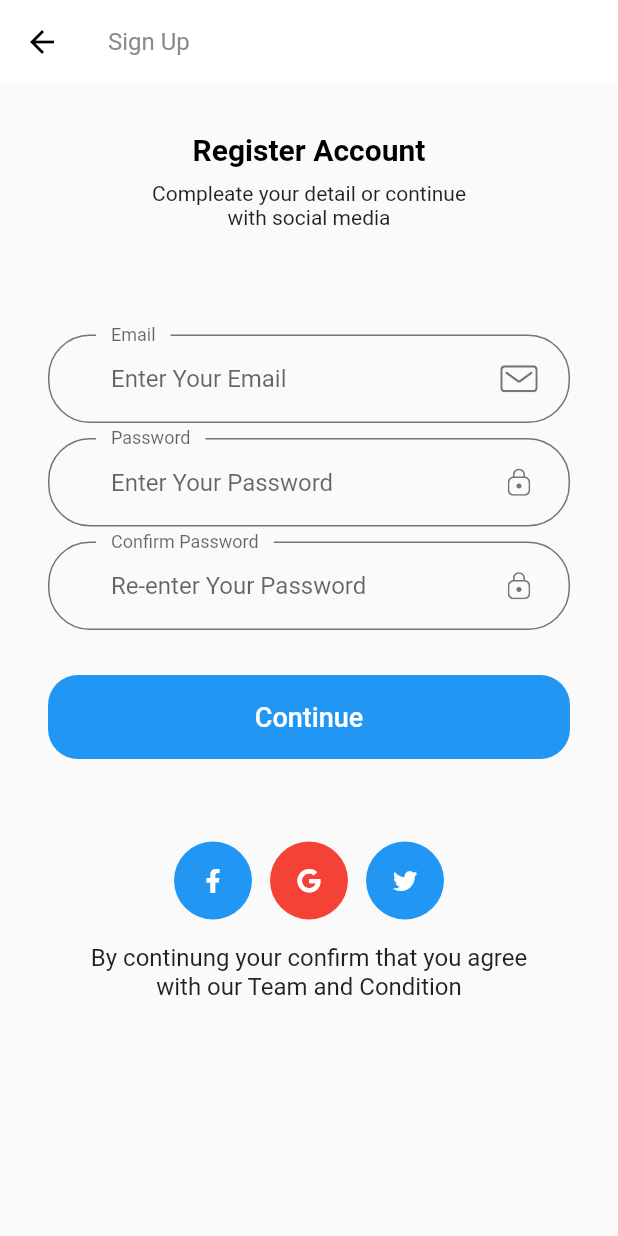
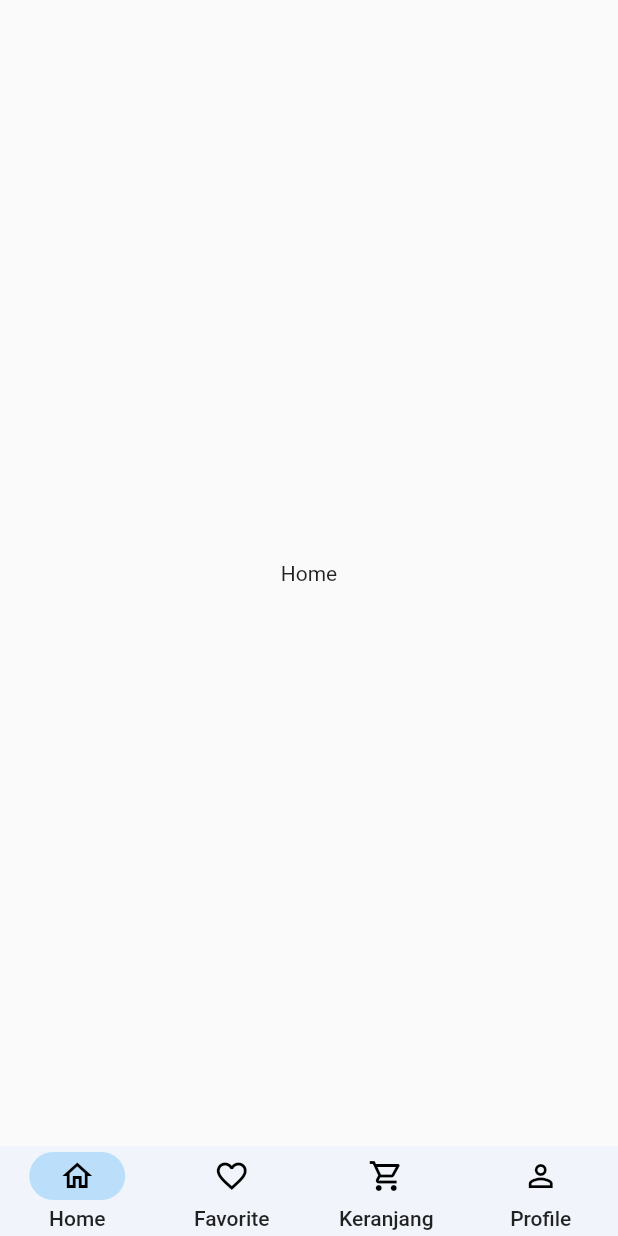
Before and after one commit to RadityaRevanto/Projek_PAS, a Flutter app: the SignUp screen opened directly, after a tap on "Continue", on a phone screen of 412 x 824 dp. Run offline on Flutter 3.47's test engine with Material 2 defaults, Android fonts, the light colour scheme and no system bars; our stand-ins replace flutter_svg, font_awesome_flutter.

Commit message:
screen: [RR] add bottom Navigation

```diff
--- a/lib/Login/UI/login_screen.dart
+++ b/lib/Login/UI/login_screen.dart
@@ -4,6 +4,7 @@ import 'package:font_awesome_flutter/font_awesome_flutter.dart';
 import 'package:projek_pas/Login/UI/custom_surfix_icon.dart';
 import 'package:projek_pas/Login/UI/sign_up.dart';
 import 'package:projek_pas/Login/UI/sosial_button.dart';
+import 'package:projek_pas/bottom_navigation/bottom_navigation.dart';
 
 
 class LoginScreen extends StatelessWidget {
@@ -95,8 +96,7 @@ class LoginScreen extends StatelessWidget {
                   primary: Colors.white,
                   backgroundColor: Colors.blue,
                 ),
-
-                onPressed: () {},
+                onPressed: () {Navigator.push(context, MaterialPageRoute(builder: (context) => MaterialYou()));},
                 child: Text(
                   "Continue",
                   style: TextStyle(
--- a/lib/Login/UI/sign_up.dart
+++ b/lib/Login/UI/sign_up.dart
@@ -2,6 +2,7 @@ import 'package:flutter/material.dart';
 import 'package:font_awesome_flutter/font_awesome_flutter.dart';
 import 'package:projek_pas/Login/UI/custom_surfix_icon.dart';
 import 'package:projek_pas/Login/UI/sosial_button.dart';
+import 'package:projek_pas/bottom_navigation/bottom_navigation.dart';
 
 class SignUp extends StatelessWidget {
   @override
@@ -104,8 +105,7 @@ class SignUp extends StatelessWidget {
                     primary: Colors.white,
                     backgroundColor: Colors.blue,
                   ),
-
-                  onPressed: () {},
+                  onPressed: () {Navigator.push(context, MaterialPageRoute(builder: (context) => MaterialYou()));},
                   child: Text(
                     "Continue",
                     style: TextStyle(
--- /dev/null
+++ b/lib/bottom_navigation/bottom_navigation.dart
@@ -0,0 +1,58 @@
+import 'package:flutter/material.dart';
+
+
+class MaterialYou extends StatefulWidget {
+  const MaterialYou({Key? key}) : super(key: key);
+
+  @override
+  State<MaterialYou> createState() => _MaterialYouState();
+}
+
+class _MaterialYouState extends State<MaterialYou> {
+
+  int index = 0;
+  final screens = [
+    Center(child: Text('Home'),),
+    Center(child: Text('Favorite'),),
+    Center(child: Text('Keranjang'),),
+    Center(child: Text('Profile'),),
+  ];
+  @override
+  Widget build(BuildContext context) => Scaffold(
+    body: screens[index],
+    bottomNavigationBar: NavigationBarTheme(
+      data: NavigationBarThemeData(
+        indicatorColor: Colors.blue.shade100,
+        labelTextStyle: MaterialStateProperty.all(
+            TextStyle(fontSize: 14,
+              fontWeight: FontWeight.w500,)
+        ),
+      ),
+      child: NavigationBar(
+        height: 60,
+        backgroundColor:  Color(0xFFf1f5fb),
+        selectedIndex: index,
+        onDestinationSelected: (index) =>
+            setState(() => this.index = index),
+        destinations: [
+          NavigationDestination(
+            icon: Icon(Icons.home_outlined),
+            label: 'Home',
+          ),
+          NavigationDestination(
+            icon: Icon(Icons.favorite_outline),
+            label: 'Favorite',
+          ),
+          NavigationDestination(
+            icon: Icon(Icons.shopping_cart_outlined),
+            label: 'Keranjang',
+          ),
+          NavigationDestination(
+            icon: Icon(Icons.person_outline),
+            label: 'Profile',
+          ),
+        ],
+      ),
+    ),
+  );
+}
```
